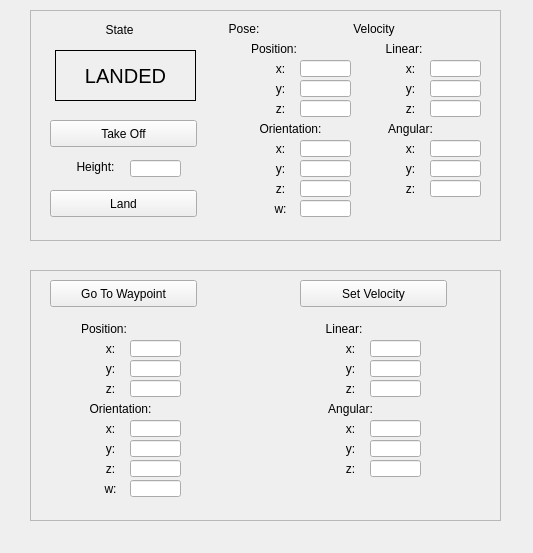
Above: ual_gui/src/ual_gui/ual_plugin.ui from hecperleo/rqt_mygui before the change. Below: the same form after it.
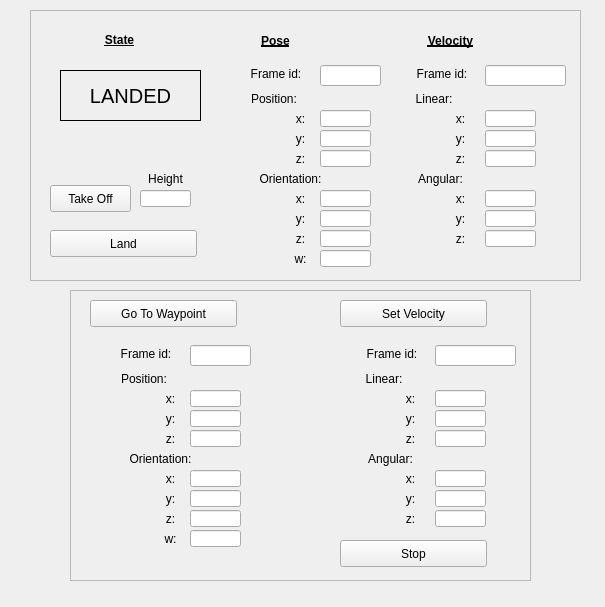
That is the form after the change.

Patch:
```diff
--- a/ual_gui/src/ual_gui/ual_plugin.ui
+++ b/ual_gui/src/ual_gui/ual_plugin.ui
@@ -6,34 +6,18 @@
    <rect>
     <x>0</x>
     <y>0</y>
-    <width>533</width>
-    <height>553</height>
+    <width>605</width>
+    <height>607</height>
    </rect>
   </property>
   <property name="windowTitle">
    <string>Form</string>
   </property>
-  <widget class="QLabel" name="label_2">
-   <property name="geometry">
-    <rect>
-     <x>210</x>
-     <y>20</y>
-     <width>68</width>
-     <height>17</height>
-    </rect>
-   </property>
-   <property name="text">
-    <string>Pose:</string>
-   </property>
-   <property name="alignment">
-    <set>Qt::AlignCenter</set>
-   </property>
-  </widget>
   <widget class="QLabel" name="label_4">
    <property name="geometry">
     <rect>
      <x>240</x>
-     <y>40</y>
+     <y>90</y>
      <width>68</width>
      <height>17</height>
     </rect>
@@ -48,8 +32,8 @@
   <widget class="QLabel" name="label_5">
    <property name="geometry">
     <rect>
-     <x>270</x>
-     <y>60</y>
+     <x>290</x>
+     <y>110</y>
      <width>21</width>
      <height>17</height>
     </rect>
@@ -64,8 +48,8 @@
   <widget class="QLabel" name="label_7">
    <property name="geometry">
     <rect>
-     <x>270</x>
-     <y>80</y>
+     <x>290</x>
+     <y>130</y>
      <width>21</width>
      <height>17</height>
     </rect>
@@ -80,8 +64,8 @@
   <widget class="QLabel" name="label_9">
    <property name="geometry">
     <rect>
-     <x>270</x>
-     <y>100</y>
+     <x>290</x>
+     <y>150</y>
      <width>21</width>
      <height>17</height>
     </rect>
@@ -96,8 +80,8 @@
   <widget class="QLabel" name="label_11">
    <property name="geometry">
     <rect>
-     <x>270</x>
-     <y>140</y>
+     <x>290</x>
+     <y>190</y>
      <width>21</width>
      <height>17</height>
     </rect>
@@ -113,7 +97,7 @@
    <property name="geometry">
     <rect>
      <x>250</x>
-     <y>120</y>
+     <y>170</y>
      <width>81</width>
      <height>17</height>
     </rect>
@@ -128,8 +112,8 @@
   <widget class="QLabel" name="label_13">
    <property name="geometry">
     <rect>
-     <x>270</x>
-     <y>180</y>
+     <x>290</x>
+     <y>230</y>
      <width>21</width>
      <height>17</height>
     </rect>
@@ -144,8 +128,8 @@
   <widget class="QLabel" name="label_14">
    <property name="geometry">
     <rect>
-     <x>270</x>
-     <y>160</y>
+     <x>290</x>
+     <y>210</y>
      <width>21</width>
      <height>17</height>
     </rect>
@@ -160,8 +144,8 @@
   <widget class="QLabel" name="label_19">
    <property name="geometry">
     <rect>
-     <x>270</x>
-     <y>200</y>
+     <x>290</x>
+     <y>250</y>
      <width>21</width>
      <height>17</height>
     </rect>
@@ -176,8 +160,8 @@
   <widget class="QLabel" name="label_20">
    <property name="geometry">
     <rect>
-     <x>400</x>
-     <y>60</y>
+     <x>450</x>
+     <y>110</y>
      <width>21</width>
      <height>17</height>
     </rect>
@@ -192,8 +176,8 @@
   <widget class="QLabel" name="label_22">
    <property name="geometry">
     <rect>
-     <x>400</x>
-     <y>160</y>
+     <x>450</x>
+     <y>210</y>
      <width>21</width>
      <height>17</height>
     </rect>
@@ -205,27 +189,11 @@
     <set>Qt::AlignCenter</set>
    </property>
   </widget>
-  <widget class="QLabel" name="label_24">
-   <property name="geometry">
-    <rect>
-     <x>340</x>
-     <y>20</y>
-     <width>68</width>
-     <height>17</height>
-    </rect>
-   </property>
-   <property name="text">
-    <string>Velocity</string>
-   </property>
-   <property name="alignment">
-    <set>Qt::AlignCenter</set>
-   </property>
-  </widget>
   <widget class="QLabel" name="label_26">
    <property name="geometry">
     <rect>
-     <x>400</x>
-     <y>180</y>
+     <x>450</x>
+     <y>230</y>
      <width>21</width>
      <height>17</height>
     </rect>
@@ -240,8 +208,8 @@
   <widget class="QLabel" name="label_28">
    <property name="geometry">
     <rect>
-     <x>370</x>
-     <y>40</y>
+     <x>400</x>
+     <y>90</y>
      <width>68</width>
      <height>17</height>
     </rect>
@@ -256,8 +224,8 @@
   <widget class="QLabel" name="label_29">
    <property name="geometry">
     <rect>
-     <x>400</x>
-     <y>100</y>
+     <x>450</x>
+     <y>150</y>
      <width>21</width>
      <height>17</height>
     </rect>
@@ -272,8 +240,8 @@
   <widget class="QLabel" name="label_31">
    <property name="geometry">
     <rect>
-     <x>400</x>
-     <y>80</y>
+     <x>450</x>
+     <y>130</y>
      <width>21</width>
      <height>17</height>
     </rect>
@@ -288,8 +256,8 @@
   <widget class="QLabel" name="label_35">
    <property name="geometry">
     <rect>
-     <x>400</x>
-     <y>140</y>
+     <x>450</x>
+     <y>190</y>
      <width>21</width>
      <height>17</height>
     </rect>
@@ -304,8 +272,8 @@
   <widget class="QLabel" name="label_36">
    <property name="geometry">
     <rect>
-     <x>380</x>
-     <y>120</y>
+     <x>410</x>
+     <y>170</y>
      <width>61</width>
      <height>17</height>
     </rect>
@@ -322,8 +290,8 @@
     <rect>
      <x>30</x>
      <y>10</y>
-     <width>471</width>
-     <height>231</height>
+     <width>551</width>
+     <height>271</height>
     </rect>
    </property>
    <property name="frameShape">
@@ -336,8 +304,8 @@
     <property name="geometry">
      <rect>
       <x>20</x>
-      <y>110</y>
-      <width>147</width>
+      <y>175</y>
+      <width>81</width>
       <height>27</height>
      </rect>
     </property>
@@ -349,7 +317,7 @@
     <property name="geometry">
      <rect>
       <x>20</x>
-      <y>180</y>
+      <y>220</y>
       <width>147</width>
       <height>27</height>
      </rect>
@@ -361,8 +329,8 @@
    <widget class="QLabel" name="label_State">
     <property name="geometry">
      <rect>
-      <x>25</x>
-      <y>40</y>
+      <x>30</x>
+      <y>60</y>
       <width>141</width>
       <height>51</height>
      </rect>
@@ -386,11 +354,18 @@
     <property name="geometry">
      <rect>
       <x>64</x>
-      <y>10</y>
+      <y>20</y>
       <width>51</width>
       <height>20</height>
      </rect>
     </property>
+    <property name="font">
+     <font>
+      <weight>75</weight>
+      <bold>true</bold>
+      <underline>true</underline>
+     </font>
+    </property>
     <property name="text">
      <string>State</string>
     </property>
@@ -401,8 +376,8 @@
    <widget class="QLineEdit" name="getPosePx">
     <property name="geometry">
      <rect>
-      <x>270</x>
-      <y>50</y>
+      <x>290</x>
+      <y>100</y>
       <width>51</width>
       <height>17</height>
      </rect>
@@ -422,8 +397,8 @@
    <widget class="QLineEdit" name="getPosePy">
     <property name="geometry">
      <rect>
-      <x>270</x>
-      <y>70</y>
+      <x>290</x>
+      <y>120</y>
       <width>51</width>
       <height>17</height>
      </rect>
@@ -443,8 +418,8 @@
    <widget class="QLineEdit" name="getPosePz">
     <property name="geometry">
      <rect>
-      <x>270</x>
-      <y>90</y>
+      <x>290</x>
+      <y>140</y>
       <width>51</width>
       <height>17</height>
      </rect>
@@ -464,8 +439,8 @@
    <widget class="QLineEdit" name="getVelLy">
     <property name="geometry">
      <rect>
-      <x>400</x>
-      <y>70</y>
+      <x>455</x>
+      <y>120</y>
       <width>51</width>
       <height>17</height>
      </rect>
@@ -485,8 +460,8 @@
    <widget class="QLineEdit" name="getVelLx">
     <property name="geometry">
      <rect>
-      <x>400</x>
-      <y>50</y>
+      <x>455</x>
+      <y>100</y>
       <width>51</width>
       <height>17</height>
      </rect>
@@ -506,8 +481,8 @@
    <widget class="QLineEdit" name="getVelLz">
     <property name="geometry">
      <rect>
-      <x>400</x>
-      <y>90</y>
+      <x>455</x>
+      <y>140</y>
       <width>51</width>
       <height>17</height>
      </rect>
@@ -527,8 +502,8 @@
    <widget class="QLineEdit" name="getPoseOy">
     <property name="geometry">
      <rect>
-      <x>270</x>
-      <y>150</y>
+      <x>290</x>
+      <y>200</y>
       <width>51</width>
       <height>17</height>
      </rect>
@@ -548,8 +523,8 @@
    <widget class="QLineEdit" name="getPoseOx">
     <property name="geometry">
      <rect>
-      <x>270</x>
-      <y>130</y>
+      <x>290</x>
+      <y>180</y>
       <width>51</width>
       <height>17</height>
      </rect>
@@ -569,8 +544,8 @@
    <widget class="QLineEdit" name="getPoseOz">
     <property name="geometry">
      <rect>
-      <x>270</x>
-      <y>170</y>
+      <x>290</x>
+      <y>220</y>
       <width>51</width>
       <height>17</height>
      </rect>
@@ -590,8 +565,8 @@
    <widget class="QLineEdit" name="getVelAy">
     <property name="geometry">
      <rect>
-      <x>400</x>
-      <y>150</y>
+      <x>455</x>
+      <y>200</y>
       <width>51</width>
       <height>17</height>
      </rect>
@@ -611,8 +586,8 @@
    <widget class="QLineEdit" name="getVelAx">
     <property name="geometry">
      <rect>
-      <x>400</x>
-      <y>130</y>
+      <x>455</x>
+      <y>180</y>
       <width>51</width>
       <height>17</height>
      </rect>
@@ -632,8 +607,8 @@
    <widget class="QLineEdit" name="getVelAz">
     <property name="geometry">
      <rect>
-      <x>400</x>
-      <y>170</y>
+      <x>455</x>
+      <y>220</y>
       <width>51</width>
       <height>17</height>
      </rect>
@@ -653,8 +628,8 @@
    <widget class="QLineEdit" name="getPoseOw">
     <property name="geometry">
      <rect>
-      <x>270</x>
-      <y>190</y>
+      <x>290</x>
+      <y>240</y>
       <width>51</width>
       <height>17</height>
      </rect>
@@ -671,12 +646,166 @@
      <bool>true</bool>
     </property>
    </widget>
+   <widget class="QLineEdit" name="setTakeOffHeight">
+    <property name="geometry">
+     <rect>
+      <x>110</x>
+      <y>180</y>
+      <width>51</width>
+      <height>17</height>
+     </rect>
+    </property>
+    <property name="font">
+     <font>
+      <pointsize>10</pointsize>
+     </font>
+    </property>
+    <property name="alignment">
+     <set>Qt::AlignCenter</set>
+    </property>
+   </widget>
+   <widget class="QLabel" name="label_6">
+    <property name="geometry">
+     <rect>
+      <x>212</x>
+      <y>55</y>
+      <width>68</width>
+      <height>17</height>
+     </rect>
+    </property>
+    <property name="text">
+     <string>Frame id:</string>
+    </property>
+    <property name="alignment">
+     <set>Qt::AlignCenter</set>
+    </property>
+   </widget>
+   <widget class="QLabel" name="label_39">
+    <property name="geometry">
+     <rect>
+      <x>378</x>
+      <y>55</y>
+      <width>68</width>
+      <height>17</height>
+     </rect>
+    </property>
+    <property name="text">
+     <string>Frame id:</string>
+    </property>
+    <property name="alignment">
+     <set>Qt::AlignCenter</set>
+    </property>
+   </widget>
+   <widget class="QLabel" name="label_2">
+    <property name="geometry">
+     <rect>
+      <x>210</x>
+      <y>20</y>
+      <width>71</width>
+      <height>21</height>
+     </rect>
+    </property>
+    <property name="font">
+     <font>
+      <weight>75</weight>
+      <bold>true</bold>
+      <underline>true</underline>
+     </font>
+    </property>
+    <property name="text">
+     <string>Pose</string>
+    </property>
+    <property name="alignment">
+     <set>Qt::AlignCenter</set>
+    </property>
+   </widget>
+   <widget class="QLabel" name="label_24">
+    <property name="geometry">
+     <rect>
+      <x>380</x>
+      <y>20</y>
+      <width>81</width>
+      <height>21</height>
+     </rect>
+    </property>
+    <property name="font">
+     <font>
+      <weight>75</weight>
+      <bold>true</bold>
+      <underline>true</underline>
+     </font>
+    </property>
+    <property name="text">
+     <string>Velocity</string>
+    </property>
+    <property name="alignment">
+     <set>Qt::AlignCenter</set>
+    </property>
+   </widget>
+   <widget class="QLineEdit" name="getPoseFrame">
+    <property name="geometry">
+     <rect>
+      <x>290</x>
+      <y>55</y>
+      <width>61</width>
+      <height>21</height>
+     </rect>
+    </property>
+    <property name="font">
+     <font>
+      <pointsize>10</pointsize>
+     </font>
+    </property>
+    <property name="alignment">
+     <set>Qt::AlignCenter</set>
+    </property>
+    <property name="readOnly">
+     <bool>true</bool>
+    </property>
+   </widget>
+   <widget class="QLineEdit" name="getVelFrame">
+    <property name="geometry">
+     <rect>
+      <x>455</x>
+      <y>55</y>
+      <width>81</width>
+      <height>21</height>
+     </rect>
+    </property>
+    <property name="font">
+     <font>
+      <pointsize>9</pointsize>
+     </font>
+    </property>
+    <property name="alignment">
+     <set>Qt::AlignCenter</set>
+    </property>
+    <property name="readOnly">
+     <bool>true</bool>
+    </property>
+   </widget>
+   <widget class="QLabel" name="label_25">
+    <property name="geometry">
+     <rect>
+      <x>110</x>
+      <y>160</y>
+      <width>51</width>
+      <height>17</height>
+     </rect>
+    </property>
+    <property name="text">
+     <string>Height</string>
+    </property>
+    <property name="alignment">
+     <set>Qt::AlignCenter</set>
+    </property>
+   </widget>
   </widget>
   <widget class="QLabel" name="label_42">
    <property name="geometry">
     <rect>
-     <x>100</x>
-     <y>380</y>
+     <x>160</x>
+     <y>430</y>
      <width>21</width>
      <height>17</height>
     </rect>
@@ -691,8 +820,8 @@
   <widget class="QLabel" name="label_33">
    <property name="geometry">
     <rect>
-     <x>340</x>
-     <y>440</y>
+     <x>400</x>
+     <y>490</y>
      <width>21</width>
      <height>17</height>
     </rect>
@@ -707,8 +836,8 @@
   <widget class="QLabel" name="label_21">
    <property name="geometry">
     <rect>
-     <x>340</x>
-     <y>340</y>
+     <x>400</x>
+     <y>390</y>
      <width>21</width>
      <height>17</height>
     </rect>
@@ -723,8 +852,8 @@
   <widget class="QLabel" name="label_17">
    <property name="geometry">
     <rect>
-     <x>100</x>
-     <y>360</y>
+     <x>160</x>
+     <y>410</y>
      <width>21</width>
      <height>17</height>
     </rect>
@@ -739,8 +868,8 @@
   <widget class="QLabel" name="label_18">
    <property name="geometry">
     <rect>
-     <x>100</x>
-     <y>460</y>
+     <x>160</x>
+     <y>510</y>
      <width>21</width>
      <height>17</height>
     </rect>
@@ -755,8 +884,8 @@
   <widget class="QLabel" name="label_32">
    <property name="geometry">
     <rect>
-     <x>340</x>
-     <y>360</y>
+     <x>400</x>
+     <y>410</y>
      <width>21</width>
      <height>17</height>
     </rect>
@@ -771,8 +900,8 @@
   <widget class="QLabel" name="label_16">
    <property name="geometry">
     <rect>
-     <x>80</x>
-     <y>400</y>
+     <x>120</x>
+     <y>450</y>
      <width>81</width>
      <height>17</height>
     </rect>
@@ -787,8 +916,8 @@
   <widget class="QLabel" name="label_40">
    <property name="geometry">
     <rect>
-     <x>100</x>
-     <y>440</y>
+     <x>160</x>
+     <y>490</y>
      <width>21</width>
      <height>17</height>
     </rect>
@@ -803,8 +932,8 @@
   <widget class="QLabel" name="label_30">
    <property name="geometry">
     <rect>
-     <x>340</x>
-     <y>460</y>
+     <x>400</x>
+     <y>510</y>
      <width>21</width>
      <height>17</height>
     </rect>
@@ -819,8 +948,8 @@
   <widget class="QLabel" name="label_10">
    <property name="geometry">
     <rect>
-     <x>100</x>
-     <y>340</y>
+     <x>160</x>
+     <y>390</y>
      <width>21</width>
      <height>17</height>
     </rect>
@@ -835,8 +964,8 @@
   <widget class="QLabel" name="label_8">
    <property name="geometry">
     <rect>
-     <x>70</x>
-     <y>320</y>
+     <x>110</x>
+     <y>370</y>
      <width>68</width>
      <height>17</height>
     </rect>
@@ -851,8 +980,8 @@
   <widget class="QLabel" name="label_38">
    <property name="geometry">
     <rect>
-     <x>320</x>
-     <y>400</y>
+     <x>360</x>
+     <y>450</y>
      <width>61</width>
      <height>17</height>
     </rect>
@@ -867,8 +996,8 @@
   <widget class="QLabel" name="label_23">
    <property name="geometry">
     <rect>
-     <x>100</x>
-     <y>480</y>
+     <x>160</x>
+     <y>530</y>
      <width>21</width>
      <height>17</height>
     </rect>
@@ -883,8 +1012,8 @@
   <widget class="QLabel" name="label_15">
    <property name="geometry">
     <rect>
-     <x>100</x>
-     <y>420</y>
+     <x>160</x>
+     <y>470</y>
      <width>21</width>
      <height>17</height>
     </rect>
@@ -899,8 +1028,8 @@
   <widget class="QLabel" name="label_34">
    <property name="geometry">
     <rect>
-     <x>310</x>
-     <y>320</y>
+     <x>350</x>
+     <y>370</y>
      <width>68</width>
      <height>17</height>
     </rect>
@@ -915,8 +1044,8 @@
   <widget class="QLabel" name="label_37">
    <property name="geometry">
     <rect>
-     <x>340</x>
-     <y>420</y>
+     <x>400</x>
+     <y>470</y>
      <width>21</width>
      <height>17</height>
     </rect>
@@ -931,8 +1060,8 @@
   <widget class="QLabel" name="label_41">
    <property name="geometry">
     <rect>
-     <x>340</x>
-     <y>380</y>
+     <x>400</x>
+     <y>430</y>
      <width>21</width>
      <height>17</height>
     </rect>
@@ -947,8 +1076,8 @@
   <widget class="QLineEdit" name="setPosePx">
    <property name="geometry">
     <rect>
-     <x>130</x>
-     <y>340</y>
+     <x>190</x>
+     <y>390</y>
      <width>51</width>
      <height>17</height>
     </rect>
@@ -965,8 +1094,8 @@
   <widget class="QLineEdit" name="setPosePy">
    <property name="geometry">
     <rect>
-     <x>130</x>
-     <y>360</y>
+     <x>190</x>
+     <y>410</y>
      <width>51</width>
      <height>17</height>
     </rect>
@@ -983,8 +1112,8 @@
   <widget class="QLineEdit" name="setPosePz">
    <property name="geometry">
     <rect>
-     <x>130</x>
-     <y>380</y>
+     <x>190</x>
+     <y>430</y>
      <width>51</width>
      <height>17</height>
     </rect>
@@ -1001,8 +1130,8 @@
   <widget class="QLineEdit" name="setVelLx">
    <property name="geometry">
     <rect>
-     <x>370</x>
-     <y>340</y>
+     <x>435</x>
+     <y>390</y>
      <width>51</width>
      <height>17</height>
     </rect>
@@ -1019,8 +1148,8 @@
   <widget class="QLineEdit" name="setVelLy">
    <property name="geometry">
     <rect>
-     <x>370</x>
-     <y>360</y>
+     <x>435</x>
+     <y>410</y>
      <width>51</width>
      <height>17</height>
     </rect>
@@ -1037,8 +1166,8 @@
   <widget class="QLineEdit" name="setVelLz">
    <property name="geometry">
     <rect>
-     <x>370</x>
-     <y>380</y>
+     <x>435</x>
+     <y>430</y>
      <width>51</width>
      <height>17</height>
     </rect>
@@ -1055,8 +1184,8 @@
   <widget class="QLineEdit" name="setPoseOx">
    <property name="geometry">
     <rect>
-     <x>130</x>
-     <y>420</y>
+     <x>190</x>
+     <y>470</y>
      <width>51</width>
      <height>17</height>
     </rect>
@@ -1073,8 +1202,8 @@
   <widget class="QLineEdit" name="setPoseOy">
    <property name="geometry">
     <rect>
-     <x>130</x>
-     <y>440</y>
+     <x>190</x>
+     <y>490</y>
      <width>51</width>
      <height>17</height>
     </rect>
@@ -1091,8 +1220,8 @@
   <widget class="QLineEdit" name="setPoseOz">
    <property name="geometry">
     <rect>
-     <x>130</x>
-     <y>460</y>
+     <x>190</x>
+     <y>510</y>
      <width>51</width>
      <height>17</height>
     </rect>
@@ -1109,8 +1238,8 @@
   <widget class="QLineEdit" name="setVelAx">
    <property name="geometry">
     <rect>
-     <x>370</x>
-     <y>420</y>
+     <x>435</x>
+     <y>470</y>
      <width>51</width>
      <height>17</height>
     </rect>
@@ -1127,8 +1256,8 @@
   <widget class="QLineEdit" name="setVelAy">
    <property name="geometry">
     <rect>
-     <x>370</x>
-     <y>440</y>
+     <x>435</x>
+     <y>490</y>
      <width>51</width>
      <height>17</height>
     </rect>
@@ -1145,8 +1274,8 @@
   <widget class="QLineEdit" name="setVelAz">
    <property name="geometry">
     <rect>
-     <x>370</x>
-     <y>460</y>
+     <x>435</x>
+     <y>510</y>
      <width>51</width>
      <height>17</height>
     </rect>
@@ -1163,8 +1292,8 @@
   <widget class="QLineEdit" name="setPoseOw">
    <property name="geometry">
     <rect>
-     <x>130</x>
-     <y>480</y>
+     <x>190</x>
+     <y>530</y>
      <width>51</width>
      <height>17</height>
     </rect>
@@ -1181,10 +1310,10 @@
   <widget class="QFrame" name="frame_18">
    <property name="geometry">
     <rect>
-     <x>30</x>
-     <y>270</y>
-     <width>471</width>
-     <height>251</height>
+     <x>70</x>
+     <y>290</y>
+     <width>461</width>
+     <height>291</height>
     </rect>
    </property>
    <property name="frameShape">
@@ -1219,42 +1348,94 @@
      <string>Go To Waypoint</string>
     </property>
    </widget>
+   <widget class="QPushButton" name="pushButton_stop">
+    <property name="geometry">
+     <rect>
+      <x>270</x>
+      <y>250</y>
+      <width>147</width>
+      <height>27</height>
+     </rect>
+    </property>
+    <property name="text">
+     <string>Stop</string>
+    </property>
+   </widget>
+   <widget class="QLabel" name="label_27">
+    <property name="geometry">
+     <rect>
+      <x>42</x>
+      <y>55</y>
+      <width>68</width>
+      <height>17</height>
+     </rect>
+    </property>
+    <property name="text">
+     <string>Frame id:</string>
+    </property>
+    <property name="alignment">
+     <set>Qt::AlignCenter</set>
+    </property>
+   </widget>
+   <widget class="QLineEdit" name="setPoseFrame">
+    <property name="geometry">
+     <rect>
+      <x>120</x>
+      <y>55</y>
+      <width>61</width>
+      <height>21</height>
+     </rect>
+    </property>
+    <property name="font">
+     <font>
+      <pointsize>10</pointsize>
+     </font>
+    </property>
+    <property name="alignment">
+     <set>Qt::AlignCenter</set>
+    </property>
+    <property name="readOnly">
+     <bool>false</bool>
+    </property>
+   </widget>
+   <widget class="QLabel" name="label_43">
+    <property name="geometry">
+     <rect>
+      <x>288</x>
+      <y>55</y>
+      <width>68</width>
+      <height>17</height>
+     </rect>
+    </property>
+    <property name="text">
+     <string>Frame id:</string>
+    </property>
+    <property name="alignment">
+     <set>Qt::AlignCenter</set>
+    </property>
+   </widget>
+   <widget class="QLineEdit" name="setVelFrame">
+    <property name="geometry">
+     <rect>
+      <x>365</x>
+      <y>55</y>
+      <width>81</width>
+      <height>21</height>
+     </rect>
+    </property>
+    <property name="font">
+     <font>
+      <pointsize>9</pointsize>
+     </font>
+    </property>
+    <property name="alignment">
+     <set>Qt::AlignCenter</set>
+    </property>
+    <property name="readOnly">
+     <bool>false</bool>
+    </property>
+   </widget>
   </widget>
-  <widget class="QLineEdit" name="setTakeOffHeight">
-   <property name="geometry">
-    <rect>
-     <x>130</x>
-     <y>160</y>
-     <width>51</width>
-     <height>17</height>
-    </rect>
-   </property>
-   <property name="font">
-    <font>
-     <pointsize>10</pointsize>
-    </font>
-   </property>
-   <property name="alignment">
-    <set>Qt::AlignCenter</set>
-   </property>
-  </widget>
-  <widget class="QLabel" name="label_25">
-   <property name="geometry">
-    <rect>
-     <x>70</x>
-     <y>158</y>
-     <width>51</width>
-     <height>17</height>
-    </rect>
-   </property>
-   <property name="text">
-    <string>Height:</string>
-   </property>
-   <property name="alignment">
-    <set>Qt::AlignCenter</set>
-   </property>
-  </widget>
-  <zorder>frame_18</zorder>
   <zorder>frame_17</zorder>
   <zorder>label_2</zorder>
   <zorder>label_4</zorder>
```
Left out of the diff: 5 changed lines with no effect on the pictures.
